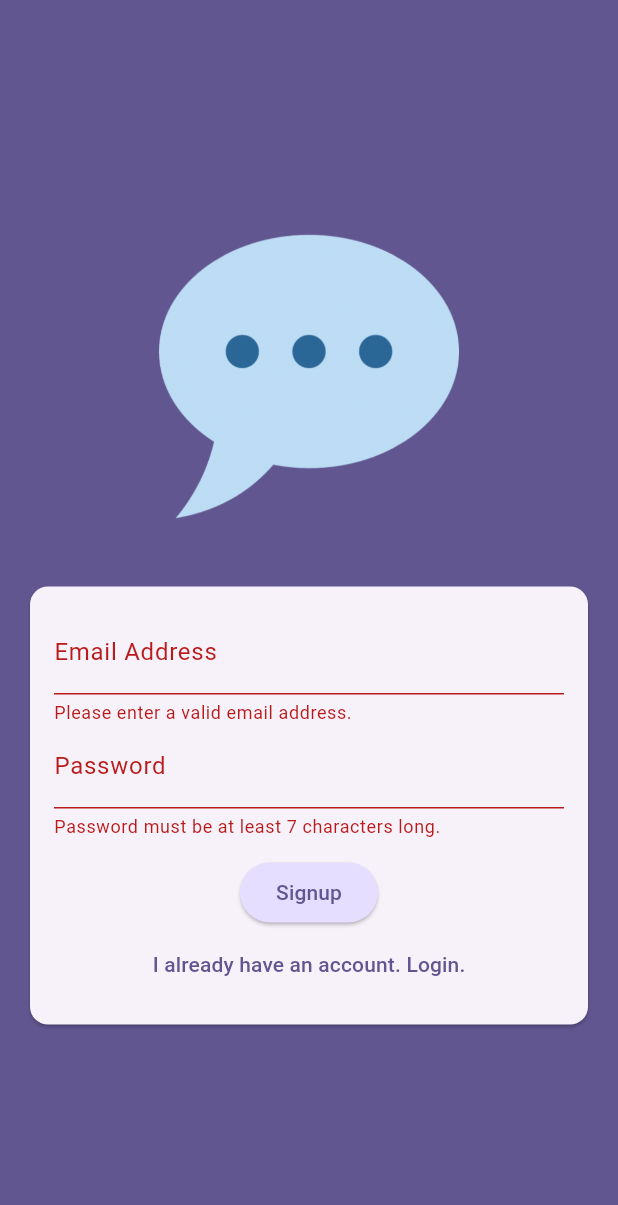
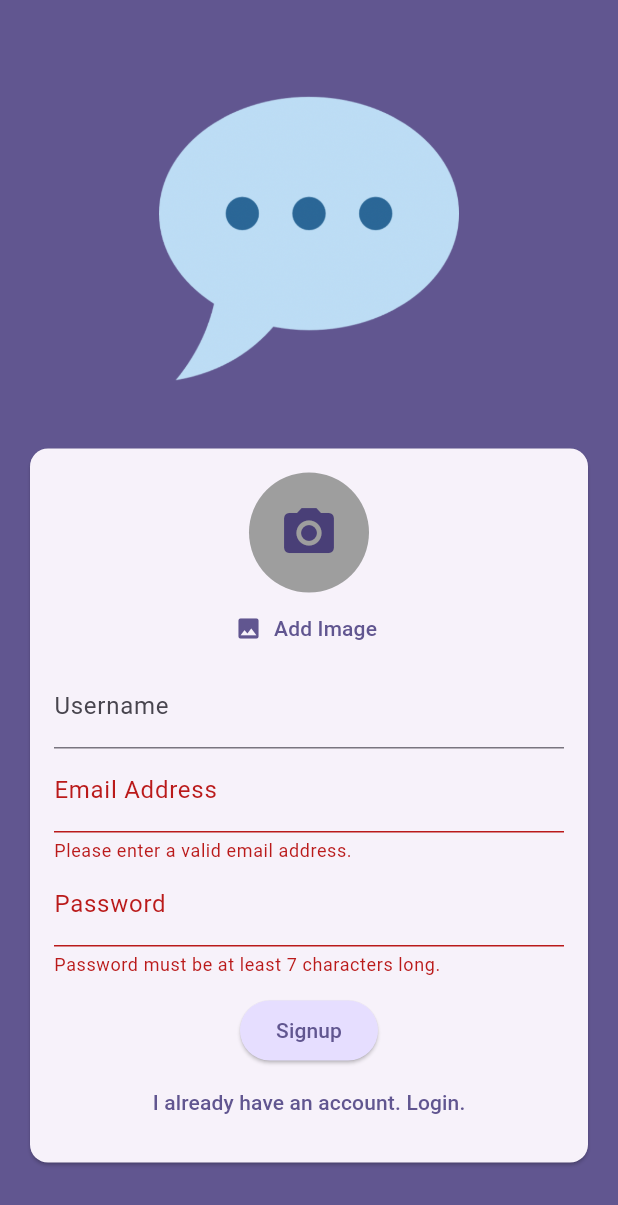
Before and after one commit to Chandrabhanaher/flutter_chat, a Flutter app: the screen it shows after launch, after a tap on "Login", after a tap on "Create new account", on a phone screen of 412 x 824 dp. Shown: the top 1205 px of the screen. Run offline on Flutter 3.47's test engine with Material 3 defaults, Android fonts, the phone set to English and light mode, and no system bars; our stand-ins replace cloud_firestore, firebase_auth, firebase_core, firebase_storage, image_picker; accounts and stored records are empty.

```diff
--- a/lib/screens/auth.dart
+++ b/lib/screens/auth.dart
@@ -1,6 +1,11 @@
+import 'dart:io';
+
+import 'package:cloud_firestore/cloud_firestore.dart';
 import 'package:firebase_auth/firebase_auth.dart';
+import 'package:firebase_storage/firebase_storage.dart';
 import 'package:flutter/material.dart';
 import 'package:flutter_chat/screens/chat.dart';
+import 'package:flutter_chat/widgets/user_image.dart';
 
 final _firebaseAuth = FirebaseAuth.instance;
 
@@ -14,34 +19,56 @@ class _AuthScreenState extends State<AuthScreen> {
   final _formKey = GlobalKey<FormState>();
 
   var _isLogin = true;
+  var _username = '';
   var _emailId = '';
   var _password = '';
+  File? _userImageFile;
+  var isAuthontication = false;
 
   void _submit() async {
     final isValid = _formKey.currentState!.validate();
-    if (!isValid) {
+
+    if (!isValid || _userImageFile == null && !_isLogin) {
       return;
     }
 
     _formKey.currentState!.save();
-
+    try {
+      setState(() {
+        isAuthontication = true;
+      });
       if (_isLogin) {
         await _firebaseAuth.signInWithEmailAndPassword(
           email: _emailId,
           password: _password,
         );
-      Navigator.of(context).push(MaterialPageRoute(
-        builder: (ctx) => ChatScreen(),
-      ));
+        goToChatScreen();
       } else {
-      try {
         final userCredential =
             await _firebaseAuth.createUserWithEmailAndPassword(
           email: _emailId,
           password: _password,
         );
+        final storageRef = FirebaseStorage.instance
+            .ref()
+            .child('user_profiles')
+            .child('${userCredential.user!.uid}.jpg');
+        await storageRef.putFile(_userImageFile!);
+        final imageFile = await storageRef.getDownloadURL();
+        print(imageFile);
+
+        await FirebaseFirestore.instance
+            .collection('users')
+            .doc(userCredential.user!.uid)
+            .set({
+          'username': _username,
+          'email': _emailId,
+          'image_url': imageFile,
+        });
+
         _showSnakbarMessgae(
             'User created successfully.${userCredential.user!.email}');
+      }
     } on FirebaseAuthException catch (error) {
       if (error.code == 'email-already-in-use') {
         _showSnakbarMessgae('The account already exists for that email.');
@@ -51,11 +78,25 @@ class _AuthScreenState extends State<AuthScreen> {
         _showSnakbarMessgae(error.message ??
             'An error occurred. Please check your credentials.');
       }
-      }
+      setState(() {
+        isAuthontication = false;
+      });
     }
   }
 
+  void goToChatScreen() {
+    if (!context.mounted) {
+      return;
+    }
+    Navigator.of(context).push(MaterialPageRoute(
+      builder: (ctx) => ChatScreen(),
+    ));
+  }
+
   void _showSnakbarMessgae(String message) {
+    if (!context.mounted) {
+      return;
+    }
     ScaffoldMessenger.of(context).clearSnackBars();
     ScaffoldMessenger.of(context).showSnackBar(
       SnackBar(
@@ -92,6 +133,31 @@ class _AuthScreenState extends State<AuthScreen> {
                   child: Column(
                     mainAxisSize: MainAxisSize.min,
                     children: [
+                      if (!_isLogin)
+                        UserImagePicker(
+                          onPickedImage: (pickedImage) =>
+                              _userImageFile = pickedImage,
+                        ),
+                      if (!_isLogin)
+                        TextFormField(
+                          key: ValueKey('username'),
+                          enableSuggestions: false,
+                          keyboardType: TextInputType.emailAddress,
+                          autocorrect: false,
+                          textCapitalization: TextCapitalization.none,
+                          decoration: InputDecoration(labelText: 'Username'),
+                          validator: (value) {
+                            if (value == null ||
+                                value.isEmpty ||
+                                value.length < 4) {
+                              return 'Please must be at least 7 characters long.';
+                            }
+                            return null;
+                          },
+                          onSaved: (value) {
+                            _username = value!;
+                          },
+                        ),
                       TextFormField(
                         key: ValueKey('email'),
                         keyboardType: TextInputType.emailAddress,
@@ -125,6 +191,8 @@ class _AuthScreenState extends State<AuthScreen> {
                         },
                       ),
                       const SizedBox(height: 12),
+                      if (isAuthontication) const CircularProgressIndicator(),
+                      if (!isAuthontication)
                         ElevatedButton(
                           onPressed: _submit,
                           style: ElevatedButton.styleFrom(
@@ -133,6 +201,7 @@ class _AuthScreenState extends State<AuthScreen> {
                           ),
                           child: Text(_isLogin ? 'Login' : 'Signup'),
                         ),
+                      if (!isAuthontication)
                         TextButton(
                           onPressed: () {
                             setState(() {
--- /dev/null
+++ b/lib/widgets/user_image.dart
@@ -0,0 +1,54 @@
+import 'package:flutter/material.dart';
+import 'package:image_picker/image_picker.dart';
+import 'dart:io';
+
+class UserImagePicker extends StatefulWidget {
+  const UserImagePicker({super.key, required this.onPickedImage});
+  final void Function(File pickedImage) onPickedImage;
+  @override
+  State<UserImagePicker> createState() => _UserImagePickerState();
+}
+
+class _UserImagePickerState extends State<UserImagePicker> {
+  File? _pickedImageFile;
+
+  void _pickImage() async {
+    final pickedImage = await ImagePicker()
+        .pickImage(source: ImageSource.camera, imageQuality: 50, maxWidth: 150);
+    if (pickedImage != null) {
+      setState(() {
+        _pickedImageFile = File(pickedImage.path);
+      });
+      widget.onPickedImage(_pickedImageFile!);
+    } else {
+      return;
+    }
+  }
+
+  @override
+  Widget build(BuildContext context) {
+    return Column(
+      children: <Widget>[
+        CircleAvatar(
+          radius: 40,
+          backgroundColor: Colors.grey,
+          backgroundImage:
+              _pickedImageFile != null ? FileImage(_pickedImageFile!) : null,
+          child: _pickedImageFile == null
+              ? Icon(Icons.camera_alt, size: 40)
+              : null,
+        ),
+        TextButton.icon(
+          icon: Icon(Icons.image),
+          label: Text(
+            'Add Image',
+            style: TextStyle(
+              color: Theme.of(context).colorScheme.primary,
+            ),
+          ),
+          onPressed: _pickImage,
+        ),
+      ],
+    );
+  }
+}
--- a/pubspec.yaml
+++ b/pubspec.yaml
@@ -38,6 +38,7 @@ dependencies:
   firebase_auth: ^5.5.1
   firebase_storage: ^12.4.4
   image_picker: ^1.1.2
+  cloud_firestore: ^5.6.5
 
 dev_dependencies:
   flutter_test:
```
Also changed, not shown: pubspec.lock, 7 other files. Lines whose indentation alone changed are shown as unchanged.
